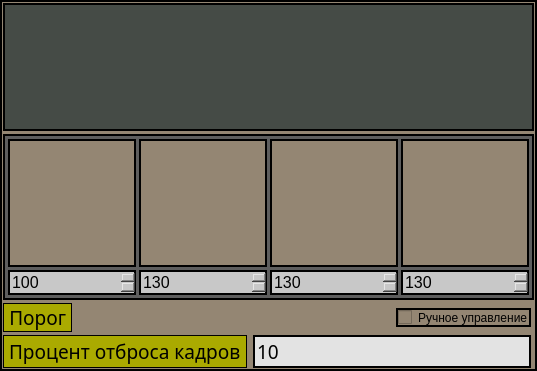
Before: the Qt Designer form TraineeProjectSource/ui_files/imageprocessingdisplaywindow.ui in orizonti/AstraTraineeProject, drawn with Qt 5.
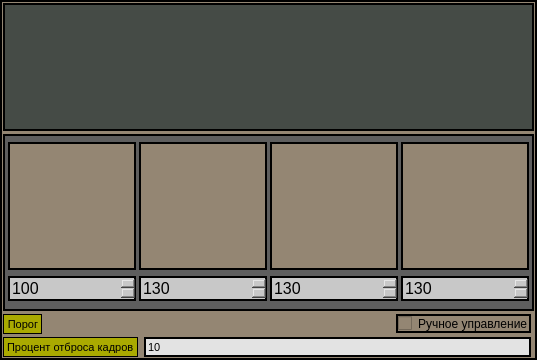
After: the same form once the commit is applied. Custom widgets are drawn as their Qt base class.

What changed in the file:
```diff
--- a/TraineeProjectSource/ui_files/imageprocessingdisplaywindow.ui
+++ b/TraineeProjectSource/ui_files/imageprocessingdisplaywindow.ui
@@ -7,7 +7,7 @@
     <x>0</x>
     <y>0</y>
     <width>537</width>
-    <height>370</height>
+    <height>360</height>
    </rect>
   </property>
   <property name="windowTitle">
@@ -260,9 +260,7 @@
         </property>
         <property name="font">
          <font>
-          <family>MS Shell Dlg 2</family>
           <pointsize>12</pointsize>
-          <weight>9</weight>
           <italic>false</italic>
           <bold>false</bold>
          </font>
@@ -295,9 +293,7 @@
         </property>
         <property name="font">
          <font>
-          <family>MS Shell Dlg 2</family>
           <pointsize>12</pointsize>
-          <weight>9</weight>
           <italic>false</italic>
           <bold>false</bold>
          </font>
@@ -330,9 +326,7 @@
         </property>
         <property name="font">
          <font>
-          <family>MS Shell Dlg 2</family>
           <pointsize>12</pointsize>
-          <weight>9</weight>
           <italic>false</italic>
           <bold>false</bold>
          </font>
@@ -365,9 +359,7 @@
         </property>
         <property name="font">
          <font>
-          <family>MS Shell Dlg 2</family>
           <pointsize>12</pointsize>
-          <weight>9</weight>
           <italic>false</italic>
           <bold>false</bold>
          </font>
@@ -405,9 +397,7 @@
        </property>
        <property name="font">
         <font>
-         <family>Sans Serif</family>
-         <pointsize>14</pointsize>
-         <weight>50</weight>
+         <pointsize>8</pointsize>
          <italic>false</italic>
          <bold>false</bold>
         </font>
@@ -458,9 +448,7 @@
       <widget class="QLabel" name="label_2">
        <property name="font">
         <font>
-         <family>Sans Serif</family>
-         <pointsize>14</pointsize>
-         <weight>50</weight>
+         <pointsize>8</pointsize>
          <italic>false</italic>
          <bold>false</bold>
         </font>
@@ -481,9 +469,7 @@
       <widget class="QLineEdit" name="lineEditFilterProcentage">
        <property name="font">
         <font>
-         <family>Sans Serif</family>
-         <pointsize>14</pointsize>
-         <weight>50</weight>
+         <pointsize>8</pointsize>
          <italic>false</italic>
          <bold>false</bold>
         </font>
```
Left out of the diff: 2 changed lines with no effect on the pictures.
